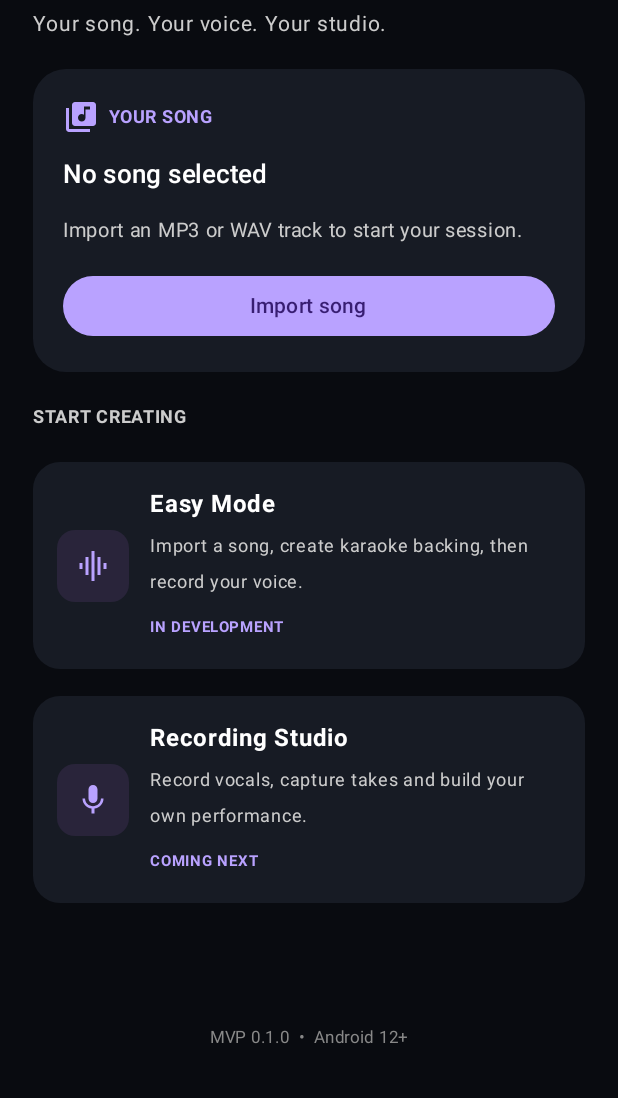
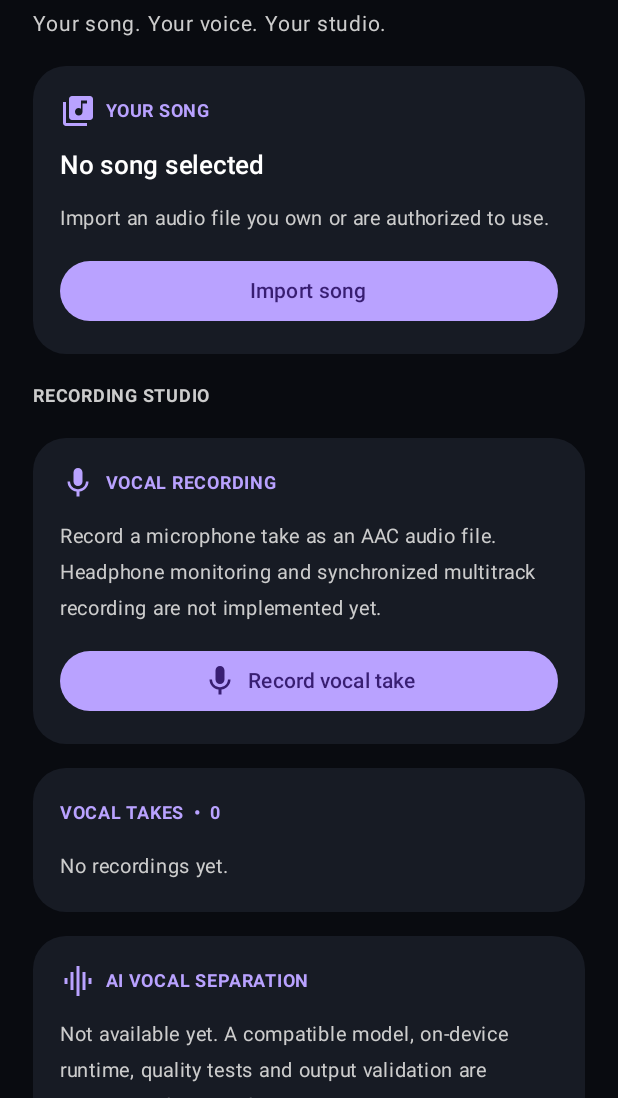
Before and after one commit to Khun19/RZ-AI-Singing-Studio, an Android app built with Jetpack Compose: the screen it shows after launch (MainActivity), on a phone screen of 412 x 824 dp, the part 138-1236 px from its top. Run offline under Robolectric (Android 15) with nearby library versions, the phone set to English and light mode, and no system bars.

Commit message:
feat: add microphone recording and local vocal take management

```diff
--- a/app/src/main/java/com/rzstudio/singing/MainActivity.kt
+++ b/app/src/main/java/com/rzstudio/singing/MainActivity.kt
@@ -1,6 +1,9 @@
 package com.rzstudio.singing
 
+import android.Manifest
+import android.content.pm.PackageManager
 import android.media.MediaPlayer
+import android.media.MediaRecorder
 import android.net.Uri
 import android.os.Bundle
 import androidx.activity.ComponentActivity
@@ -17,7 +20,9 @@ import androidx.compose.foundation.layout.fillMaxSize
 import androidx.compose.foundation.layout.fillMaxWidth
 import androidx.compose.foundation.layout.height
 import androidx.compose.foundation.layout.padding
+import androidx.compose.foundation.rememberScrollState
 import androidx.compose.foundation.shape.RoundedCornerShape
+import androidx.compose.foundation.verticalScroll
 import androidx.compose.material.icons.Icons
 import androidx.compose.material.icons.filled.GraphicEq
 import androidx.compose.material.icons.filled.LibraryMusic
@@ -44,6 +49,8 @@ import androidx.compose.ui.platform.LocalContext
 import androidx.compose.ui.text.font.FontWeight
 import androidx.compose.ui.unit.dp
 import androidx.compose.ui.unit.sp
+import androidx.core.content.ContextCompat
+import java.io.File
 
 private val StudioBackground = Color(0xFF090B10)
 private val StudioSurface = Color(0xFF171B24)
@@ -70,12 +77,17 @@ private fun SingingStudioApp() {
     var selectedAudio by remember { mutableStateOf<Uri?>(null) }
     var audioName by remember { mutableStateOf("No song selected") }
     var player by remember { mutableStateOf<MediaPlayer?>(null) }
+    var recorder by remember { mutableStateOf<MediaRecorder?>(null) }
     var isPlaying by remember { mutableStateOf(false) }
+    var isRecording by remember { mutableStateOf(false) }
+    var status by remember { mutableStateOf("Ready") }
+    var takes by remember { mutableStateOf(TakeStore.list(context)) }
 
     DisposableEffect(Unit) {
         onDispose {
+            runCatching { recorder?.stop() }
+            recorder?.release()
             player?.release()
-            player = null
         }
     }
 
@@ -83,87 +95,102 @@ private fun SingingStudioApp() {
         contract = ActivityResultContracts.OpenDocument()
     ) { uri ->
         if (uri != null) {
+            runCatching {
                 context.contentResolver.takePersistableUriPermission(
                     uri,
                     android.content.Intent.FLAG_GRANT_READ_URI_PERMISSION
                 )
+            }
             player?.release()
             player = null
             selectedAudio = uri
             audioName = uri.lastPathSegment?.substringAfterLast('/') ?: "Imported audio"
             isPlaying = false
+            status = "Audio selected"
         }
     }
 
-    Surface(
-        modifier = Modifier.fillMaxSize(),
-        color = StudioBackground
+    val microphonePermission = rememberLauncherForActivityResult(
+        ActivityResultContracts.RequestPermission()
+    ) { granted ->
+        if (granted) {
+            status = "Microphone permission granted. Tap Record to begin."
+        } else {
+            status = "Microphone permission denied"
+        }
+    }
+
+    fun startRecording() {
+        if (ContextCompat.checkSelfPermission(context, Manifest.permission.RECORD_AUDIO)
+            != PackageManager.PERMISSION_GRANTED
         ) {
+            microphonePermission.launch(Manifest.permission.RECORD_AUDIO)
+            return
+        }
+        val output = TakeStore.newTakeFile(context)
+        try {
+            val activeRecorder = MediaRecorder(context).apply {
+                setAudioSource(MediaRecorder.AudioSource.MIC)
+                setOutputFormat(MediaRecorder.OutputFormat.MPEG_4)
+                setAudioEncoder(MediaRecorder.AudioEncoder.AAC)
+                setAudioEncodingBitRate(192_000)
+                setAudioSamplingRate(44_100)
+                setOutputFile(output.absolutePath)
+                prepare()
+                start()
+            }
+            recorder = activeRecorder
+            isRecording = true
+            status = "Recording: ${output.name}"
+        } catch (error: Exception) {
+            output.delete()
+            recorder?.release()
+            recorder = null
+            status = "Recording could not start: ${error.javaClass.simpleName}"
+        }
+    }
+
+    fun stopRecording() {
+        val activeRecorder = recorder ?: return
+        try {
+            activeRecorder.stop()
+            status = "Take saved"
+        } catch (_: RuntimeException) {
+            status = "Recording was too short or could not be saved"
+        } finally {
+            activeRecorder.release()
+            recorder = null
+            isRecording = false
+            takes = TakeStore.list(context)
+        }
+    }
+
+    Surface(modifier = Modifier.fillMaxSize(), color = StudioBackground) {
         Column(
             modifier = Modifier
                 .fillMaxSize()
+                .verticalScroll(rememberScrollState())
                 .padding(horizontal = 22.dp, vertical = 28.dp),
-            verticalArrangement = Arrangement.spacedBy(18.dp)
+            verticalArrangement = Arrangement.spacedBy(16.dp)
         ) {
             Column(verticalArrangement = Arrangement.spacedBy(4.dp)) {
-                Text(
-                    "RZ AI",
-                    color = StudioAccent,
-                    fontSize = 14.sp,
-                    fontWeight = FontWeight.Bold
-                )
-                Text(
-                    "Singing Studio",
-                    color = Color.White,
-                    fontSize = 30.sp,
-                    fontWeight = FontWeight.Bold
-                )
-                Text(
-                    "Your song. Your voice. Your studio.",
-                    color = Color.LightGray,
-                    fontSize = 14.sp
-                )
+                Text("RZ AI", color = StudioAccent, fontSize = 14.sp, fontWeight = FontWeight.Bold)
+                Text("Singing Studio", color = Color.White, fontSize = 30.sp, fontWeight = FontWeight.Bold)
+                Text("Your song. Your voice. Your studio.", color = Color.LightGray, fontSize = 14.sp)
             }
 
-            Card(
-                colors = CardDefaults.cardColors(containerColor = StudioSurface),
-                shape = RoundedCornerShape(22.dp),
-                modifier = Modifier.fillMaxWidth()
-            ) {
-                Column(
-                    modifier = Modifier.padding(20.dp),
-                    verticalArrangement = Arrangement.spacedBy(14.dp)
-                ) {
+            StudioCard {
                 Row(verticalAlignment = Alignment.CenterVertically) {
-                        androidx.compose.material3.Icon(
-                            Icons.Default.LibraryMusic,
-                            contentDescription = null,
-                            tint = StudioAccent
-                        )
-                        Text(
-                            "  YOUR SONG",
-                            color = StudioAccent,
-                            fontWeight = FontWeight.Bold,
-                            fontSize = 12.sp
-                        )
+                    androidx.compose.material3.Icon(Icons.Default.LibraryMusic, null, tint = StudioAccent)
+                    Text("  YOUR SONG", color = StudioAccent, fontWeight = FontWeight.Bold, fontSize = 12.sp)
                 }
-                    Text(
-                        audioName,
-                        color = Color.White,
-                        fontSize = 17.sp,
-                        fontWeight = FontWeight.SemiBold
-                    )
-                    Text(
-                        "Import an MP3 or WAV track to start your session.",
-                        color = Color.LightGray,
-                        fontSize = 13.sp
-                    )
+                Text(audioName, color = Color.White, fontSize = 17.sp, fontWeight = FontWeight.SemiBold)
+                Text("Import an audio file you own or are authorized to use.", color = Color.LightGray, fontSize = 13.sp)
                 Button(
                     onClick = { audioPicker.launch(arrayOf("audio/mpeg", "audio/wav", "audio/*")) },
                     modifier = Modifier.fillMaxWidth()
-                    ) {
-                        Text(if (selectedAudio == null) "Import song" else "Choose another song")
-                    }
+                ) { Text(if (selectedAudio == null) "Import song" else "Choose another song") }
+
                 if (selectedAudio != null) {
                     Button(
                         onClick = {
@@ -174,16 +201,23 @@ private fun SingingStudioApp() {
                                 } else {
                                     val activePlayer = player ?: MediaPlayer.create(context, selectedAudio!!)?.also {
                                         player = it
+                                        it.setOnCompletionListener { completed ->
+                                            completed.seekTo(0)
+                                            isPlaying = false
+                                        }
                                     }
                                     if (activePlayer != null) {
                                         activePlayer.start()
                                         isPlaying = true
+                                    } else {
+                                        status = "This audio format could not be played"
                                     }
                                 }
-                                } catch (_: IllegalStateException) {
+                            } catch (_: Exception) {
                                 player?.release()
                                 player = null
                                 isPlaying = false
+                                status = "Playback failed"
                             }
                         },
                         modifier = Modifier.fillMaxWidth()
@@ -196,68 +230,104 @@ private fun SingingStudioApp() {
                     }
                 }
             }
+
+            Text("RECORDING STUDIO", color = Color.LightGray, fontSize = 12.sp, fontWeight = FontWeight.Bold)
+            StudioCard {
+                Row(verticalAlignment = Alignment.CenterVertically) {
+                    androidx.compose.material3.Icon(Icons.Default.Mic, null, tint = StudioAccent)
+                    Text("  VOCAL RECORDING", color = StudioAccent, fontWeight = FontWeight.Bold, fontSize = 12.sp)
+                }
+                Text(
+                    "Record a microphone take as an AAC audio file. Headphone monitoring and synchronized multitrack recording are not implemented yet.",
+                    color = Color.LightGray,
+                    fontSize = 13.sp
+                )
+                Button(
+                    onClick = { if (isRecording) stopRecording() else startRecording() },
+                    modifier = Modifier.fillMaxWidth()
+                ) {
+                    androidx.compose.material3.Icon(
+                        if (isRecording) Icons.Default.Stop else Icons.Default.Mic,
+                        contentDescription = null
+                    )
+                    Text(if (isRecording) "  Stop and save take" else "  Record vocal take")
+                }
             }
 
+            StudioCard {
+                Text("VOCAL TAKES  •  ${takes.size}", color = StudioAccent, fontWeight = FontWeight.Bold, fontSize = 12.sp)
+                if (takes.isEmpty()) {
+                    Text("No recordings yet.", color = Color.LightGray, fontSize = 13.sp)
+                } else {
+                    takes.forEach { take ->
+                        Row(
+                            modifier = Modifier.fillMaxWidth(),
+                            horizontalArrangement = Arrangement.SpaceBetween,
+                            verticalAlignment = Alignment.CenterVertically
+                        ) {
+                            Column(modifier = Modifier.weight(1f)) {
+                                Text(take.name, color = Color.White, fontSize = 13.sp)
+                                Text("${take.length() / 1024} KB", color = Color.Gray, fontSize = 11.sp)
+                            }
+                            Button(onClick = {
+                                TakeStore.delete(take)
+                                takes = TakeStore.list(context)
+                                status = "Take deleted"
+                            }) { Text("Delete") }
+                        }
+                    }
+                }
+            }
+
+            StudioCard {
+                Row(verticalAlignment = Alignment.CenterVertically) {
+                    androidx.compose.material3.Icon(Icons.Default.GraphicEq, null, tint = StudioAccent)
+                    Text("  AI VOCAL SEPARATION", color = StudioAccent, fontWeight = FontWeight.Bold, fontSize = 12.sp)
+                }
                 Text(
-                "START CREATING",
+                    "Not available yet. A compatible model, on-device runtime, quality tests and output validation are required before this feature can be enabled.",
                     color = Color.LightGray,
-                fontSize = 12.sp,
-                fontWeight = FontWeight.Bold
+                    fontSize = 13.sp
                 )
+            }
 
-            StudioModeCard(
-                icon = { androidx.compose.material3.Icon(Icons.Default.GraphicEq, null, tint = StudioAccent) },
-                title = "Easy Mode",
-                description = "Import a song, create karaoke backing, then record your voice.",
-                status = "IN DEVELOPMENT"
-            )
-            StudioModeCard(
-                icon = { androidx.compose.material3.Icon(Icons.Default.Mic, null, tint = StudioAccent) },
-                title = "Recording Studio",
-                description = "Record vocals, capture takes and build your own performance.",
-                status = "COMING NEXT"
-            )
-
-            Spacer(modifier = Modifier.weight(1f))
-            Text(
-                "MVP 0.1.0  •  Android 12+",
-                color = Color.Gray,
-                fontSize = 11.sp,
-                modifier = Modifier.align(Alignment.CenterHorizontally)
-            )
+            Text(status, color = StudioAccent, fontSize = 12.sp)
+            Spacer(modifier = Modifier.height(8.dp))
+            Text("MVP 0.2.0  •  Android 12+", color = Color.Gray, fontSize = 11.sp, modifier = Modifier.align(Alignment.CenterHorizontally))
         }
     }
 }
 
 @Composable
-private fun StudioModeCard(
-    icon: @Composable () -> Unit,
-    title: String,
-    description: String,
-    status: String
-) {
+private fun StudioCard(content: @Composable androidx.compose.foundation.layout.ColumnScope.() -> Unit) {
     Card(
         colors = CardDefaults.cardColors(containerColor = StudioSurface),
-        shape = RoundedCornerShape(18.dp),
+        shape = RoundedCornerShape(22.dp),
         modifier = Modifier.fillMaxWidth()
     ) {
-        Row(
-            modifier = Modifier.padding(16.dp),
-            verticalAlignment = Alignment.CenterVertically,
-            horizontalArrangement = Arrangement.spacedBy(14.dp)
-        ) {
-            Box(
-                modifier = Modifier
-                    .background(Color(0xFF29243A), RoundedCornerShape(12.dp))
-                    .padding(12.dp)
-            ) { icon() }
-            Column(modifier = Modifier.weight(1f)) {
-                Text(title, color = Color.White, fontWeight = FontWeight.Bold)
-                Spacer(Modifier.height(4.dp))
-                Text(description, color = Color.LightGray, fontSize = 12.sp)
-                Spacer(Modifier.height(6.dp))
-                Text(status, color = StudioAccent, fontSize = 10.sp, fontWeight = FontWeight.Bold)
+        Column(
+            modifier = Modifier.padding(18.dp),
+            verticalArrangement = Arrangement.spacedBy(12.dp),
+            content = content
+        )
     }
 }
+
+internal object TakeStore {
+    fun newTakeFile(context: android.content.Context): File {
+        val directory = File(context.filesDir, "recordings").apply { mkdirs() }
+        return File(directory, "take_${System.currentTimeMillis()}.m4a")
+    }
+
+    fun list(context: android.content.Context): List<File> =
+        File(context.filesDir, "recordings")
+            .listFiles { file -> file.isFile && file.extension.equals("m4a", ignoreCase = true) }
+            ?.sortedByDescending { it.lastModified() }
+            ?: emptyList()
+
+    fun delete(file: File): Boolean {
+        val parent = file.parentFile ?: return false
+        if (parent.name != "recordings") return false
+        return file.delete()
     }
 }
```
Lines whose indentation alone changed are shown as unchanged.
